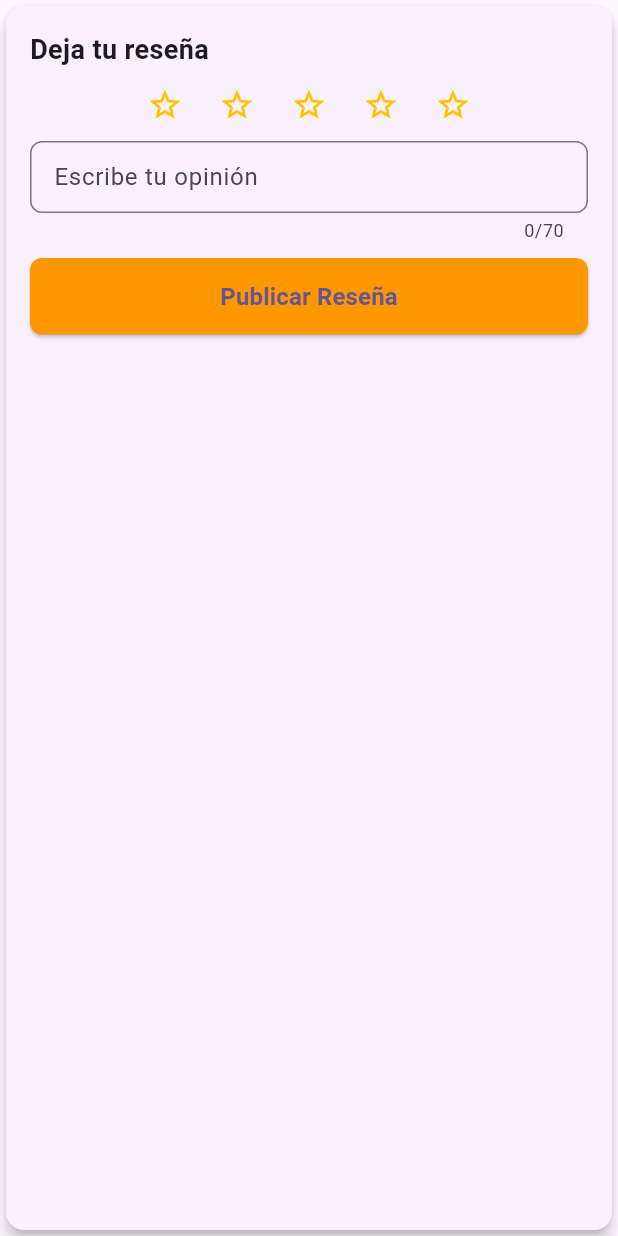
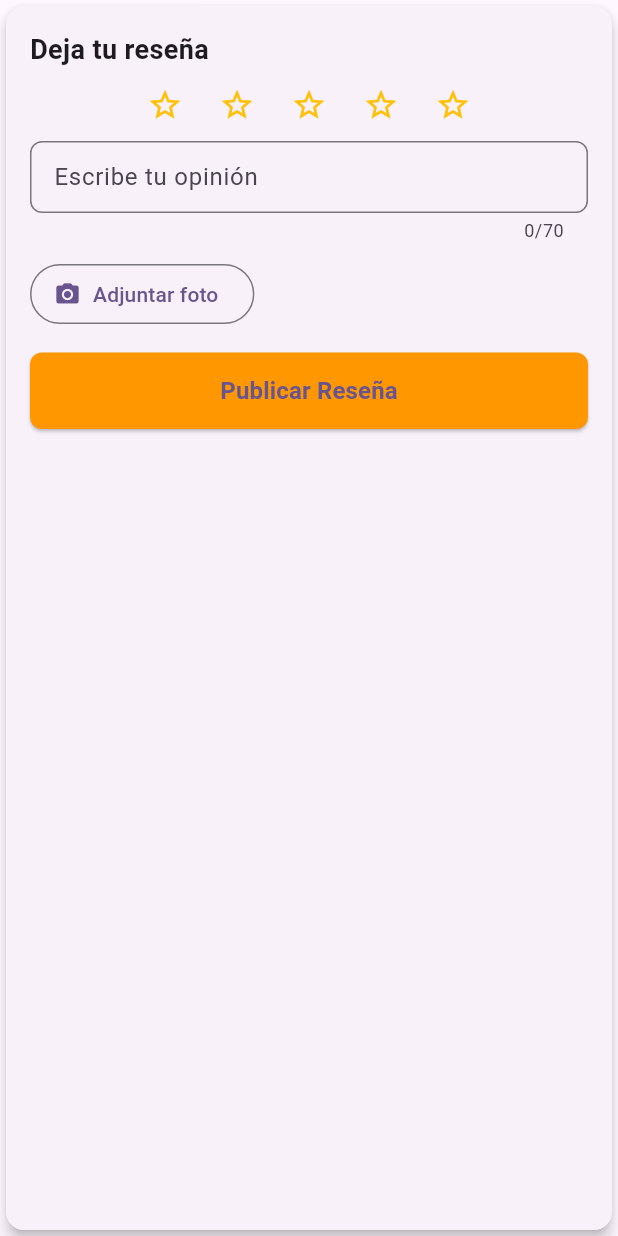
Before and after one commit to LeonArt02/quehagosalta-IDM2026, a Flutter app: the ReviewFormWidget widget shown alone on an empty page, opened directly with empty values, on a phone screen of 412 x 824 dp. Run offline on Flutter 3.47's test engine with Material 3 defaults, Android fonts, the phone set to English and light mode, and no system bars; our stand-ins replace flutter_map, fluttertoast, geolocator, image_picker, latlong2, mask_text_input_formatter; accounts and stored records are empty; network calls fail.

Commit message:
Com032: Añadido subir y cargar foto para reseña

```diff
--- a/quehagosalta/lib/features/map/data/models/review_model.dart
+++ b/quehagosalta/lib/features/map/data/models/review_model.dart
@@ -5,6 +5,7 @@ class ReviewModel {
   final String username;
   final DateTime createdAt;
   final String bussinesId;
+  final String? imageUrl;
 
   ReviewModel({
     required this.id,
@@ -13,6 +14,7 @@ class ReviewModel {
     required this.username,
     required this.createdAt,
     required this.bussinesId,
+    this.imageUrl,
   });
 
   factory ReviewModel.fromJson(Map<String, dynamic> json) {
@@ -38,6 +40,7 @@ class ReviewModel {
     }
 
     return ReviewModel(
+      imageUrl: json['photo'],
       id: json['id'] ?? '',
       rate: json['rate'] ?? 0, // Siempre es bueno poner un valor por defecto
       description: json['description'] ?? '',
--- a/quehagosalta/lib/features/map/data/providers/review_provider.dart
+++ b/quehagosalta/lib/features/map/data/providers/review_provider.dart
@@ -39,11 +39,10 @@ class ReviewProvider extends ChangeNotifier {
       _reviews = rawList
           .map((json) => ReviewModel.fromJson(json))
           // Aquí filtramos para mostrar solo las del negocio seleccionado
-          // Ojo: asegúrate de que tu ReviewModel tenga un campo "bussinesId" extraído del JSON
           .where((review) => review.bussinesId == bussinesId)
           .toList();
 
-      // Ordenamos para que las más recientes salgan arriba
+      // Ordenamo
       _reviews.sort((a, b) => b.createdAt.compareTo(a.createdAt));
 
     } catch (e) {
@@ -61,6 +60,7 @@ class ReviewProvider extends ChangeNotifier {
     required int rate,
     required String description,
     required String authToken,
+    String? imageUrl,
   }) async {
     _isLoading = true;
     _errorMessage = '';
@@ -72,6 +72,7 @@ class ReviewProvider extends ChangeNotifier {
         rate: rate,
         description: description,
         token: authToken,
+        imageUrl: imageUrl,
       );
 
       // Si fue exitoso, recargamos la lista
--- a/quehagosalta/lib/features/map/presentation/widgets/review_form_widget.dart
+++ b/quehagosalta/lib/features/map/presentation/widgets/review_form_widget.dart
@@ -2,6 +2,9 @@ import 'package:flutter/material.dart';
 import 'package:provider/provider.dart';
 import 'package:quehagosalta/features/map/data/providers/review_provider.dart';
 import 'package:quehagosalta/features/auth/data/providers/auth_provider.dart';
+import 'dart:io';
+import 'package:image_picker/image_picker.dart';
+
 class ReviewFormWidget extends StatefulWidget {
   final String bussinesId;
 
@@ -17,12 +20,24 @@ class _ReviewFormWidgetState extends State<ReviewFormWidget> {
   final TextEditingController _descriptionController = TextEditingController();
   int _selectedRating = 0;
   bool _isSubmitting = false;
-
+  File? _selectedImage;
+  final ImagePicker _picker = ImagePicker();
 
   @override
   void dispose() {
     _descriptionController.dispose();
     super.dispose();
+  }
+  Future<void> _pickImage() async{
+    final XFile? image = await _picker.pickImage(source:
+    ImageSource.gallery,
+    imageQuality: 60
+    );
+    if (image != null) {
+      setState(() {
+        _selectedImage = File(image.path);
+      });
+    }
   }
 
   Future<void> _submitReview() async {
@@ -48,11 +63,17 @@ class _ReviewFormWidgetState extends State<ReviewFormWidget> {
       rate: _selectedRating,
       description: _descriptionController.text.trim(),
       authToken: authToken,
+      imageUrl: _selectedImage?.path,
     );
     setState(() => _isSubmitting = false);
     if (success) {
       _descriptionController.clear();
-      setState(() => _selectedRating = 0);
+
+      setState(() {
+        _selectedRating = 0;
+        _selectedImage = null;
+
+      } );
       ScaffoldMessenger.of(context).showSnackBar(
         const SnackBar(content: Text('Gracias por tu opinión!')),
       );
@@ -103,6 +124,38 @@ class _ReviewFormWidgetState extends State<ReviewFormWidget> {
               ),
             ),
             const SizedBox(height: 10),
+            // --- SELECTOR DE IMAGEN ---
+            Row(
+              children: [
+                OutlinedButton.icon(
+                  onPressed: _pickImage,
+                  icon: const Icon(Icons.camera_alt),
+                  label: const Text('Adjuntar foto'),
+                ),
+                const SizedBox(width: 10),
+                if (_selectedImage != null)
+                  Stack(
+                    alignment: Alignment.topRight,
+                    children: [
+                      ClipRRect(
+                        borderRadius: BorderRadius.circular(8),
+                        child: Image.file(_selectedImage!, width: 50, height: 50, fit: BoxFit.cover),
+                      ),
+                      GestureDetector(
+                        onTap: () => setState(() => _selectedImage = null),
+                        child: const CircleAvatar(
+                          radius: 10,
+                          backgroundColor: Colors.red,
+                          child: Icon(Icons.close, size: 12, color: Colors.white)
+                        ),
+                      ),
+                    ],
+                  ),
+              ],
+            ),
+            const SizedBox(height: 15),
+
+
             ElevatedButton(
               onPressed: _isSubmitting ? null : _submitReview,
               style: ElevatedButton.styleFrom(
```
Also changed, not shown: quehagosalta/lib/core/api/api_client.dart (+45 -0 lines), quehagosalta/lib/features/map/data/services/review_services.dart (+19 -6 lines), quehagosalta/lib/features/map/presentation/widgets/reviews_section_widget.dart (+75 -4 lines), quehagosalta_backend/uploads/reviews/photos/scaled_1000673765.jpg (added), quehagosalta_backend/uploads/reviews/photos/scaled_1000673765_SGO2rIs.jpg (added), quehagosalta_backend/uploads/reviews/photos/scaled_1000673765_V1ymGCl.jpg (added), quehagosalta_backend/uploads/reviews/photos/scaled_1000673765_VBIWCXv.jpg (added), 1 other file.
